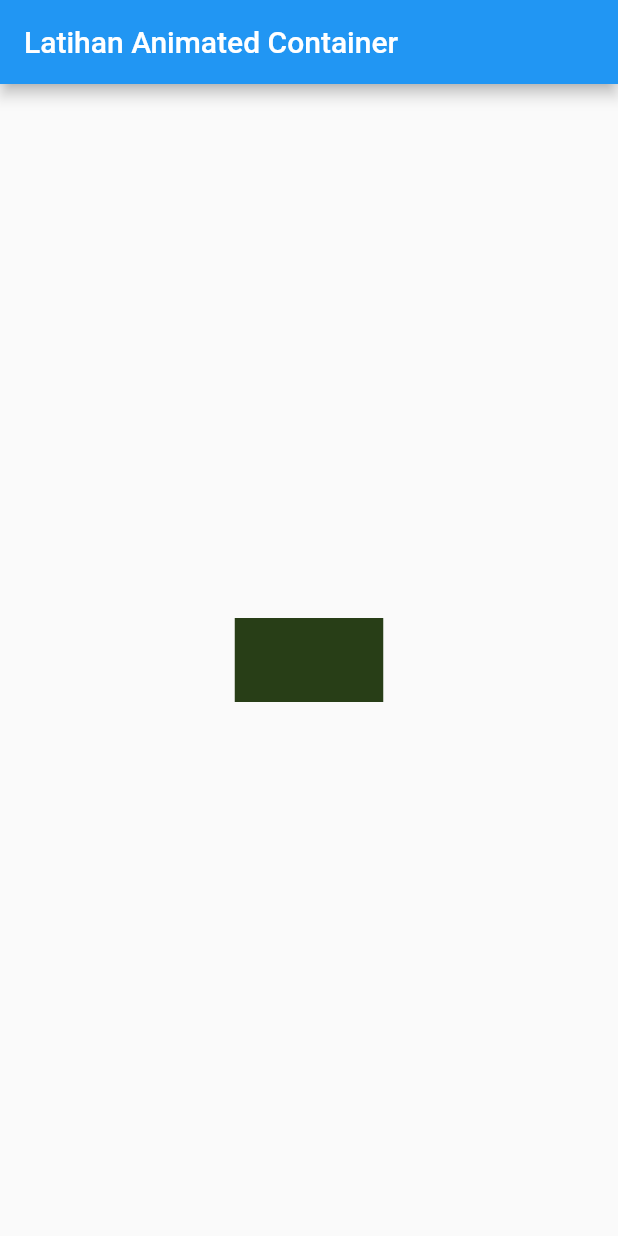
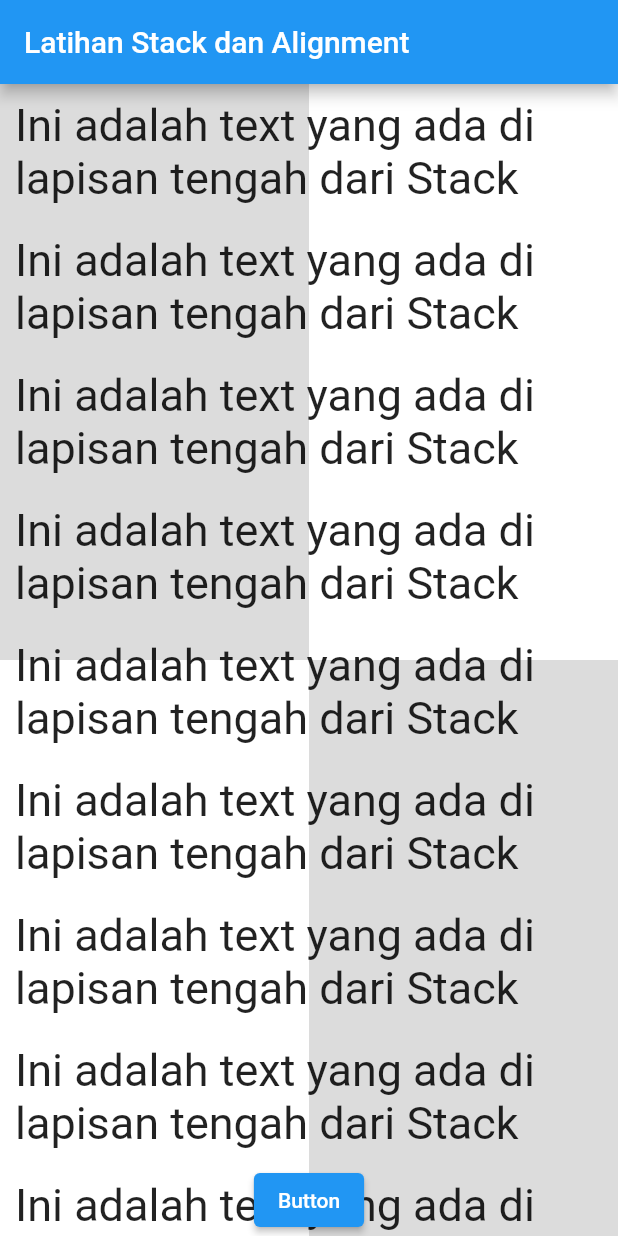
Before and after one commit to lukypurdiono/flutter, a Flutter app: the screen it shows after launch, on a phone screen of 412 x 824 dp. Run offline on Flutter 3.47's test engine with Material 2 defaults, Android fonts, the phone set to English and light mode, and no system bars.

Commit message:
Latihan Stack & Align Widget

```diff
--- a/lib/main.dart
+++ b/lib/main.dart
@@ -1,43 +1,162 @@
-import 'dart:math';
-
 import 'package:flutter/material.dart';
 
 void main() => runApp(MyApp());
 
-class MyApp extends StatefulWidget {
+class MyApp extends StatelessWidget {
   const MyApp({Key? key}) : super(key: key);
 
-  @override
-  _MyAppState createState() => _MyAppState();
-}
-
-class _MyAppState extends State<MyApp> {
-  Random random = Random();
   @override
   Widget build(BuildContext context) {
     return MaterialApp(
       home: Scaffold(
-          appBar: AppBar(
-            title: Text('Latihan Animated Container'),
-          ),
-          body: Center(
-            child: GestureDetector(
-              onTap: () {
-                setState(() {});
-              },
-              child: AnimatedContainer(
-                color: Color.fromARGB(
-                  255,
-                  random.nextInt(255),
-                  random.nextInt(255),
-                  random.nextInt(255),
+        appBar: AppBar(
+          title: Text('Latihan Stack dan Alignment'),
+        ),
+        body: Stack(
+          children: <Widget>[
+            //Background
+            Column(
+              children: <Widget>[
+                Flexible(
+                  flex: 1,
+                  child: Row(
+                    children: <Widget>[
+                      Flexible(
+                        flex: 1,
+                        child: Container(
+                          color: Colors.black12,
+                        ),
+                      ),
+                      Flexible(
+                        flex: 1,
+                        child: Container(
+                          color: Colors.white,
+                        ),
+                      )
+                    ],
+                  ),
                 ),
-                duration: Duration(seconds: 1),
-                width: 50.0 + random.nextInt(100),
-                height: 50.0 + random.nextInt(100),
+                Flexible(
+                  flex: 1,
+                  child: Row(
+                    children: <Widget>[
+                      Flexible(
+                        flex: 1,
+                        child: Container(
+                          color: Colors.white,
+                        ),
+                      ),
+                      Flexible(
+                        flex: 1,
+                        child: Container(
+                          color: Colors.black12,
+                        ),
+                      )
+                    ],
+                  ),
+                ),
+              ],
+            ),
+            //Listview dengan builder
+            ListView(
+              children: <Widget>[
+                Column(
+                  children: <Widget>[
+                    Container(
+                      margin: EdgeInsets.all(10),
+                      child: Text(
+                        "Ini adalah text yang ada di lapisan tengah dari Stack",
+                        style: TextStyle(fontSize: 30),
+                      ),
+                    ),
+                    Container(
+                      margin: EdgeInsets.all(10),
+                      child: Text(
+                        "Ini adalah text yang ada di lapisan tengah dari Stack",
+                        style: TextStyle(fontSize: 30),
+                      ),
+                    ),
+                    Container(
+                      margin: EdgeInsets.all(10),
+                      child: Text(
+                        "Ini adalah text yang ada di lapisan tengah dari Stack",
+                        style: TextStyle(fontSize: 30),
+                      ),
+                    ),
+                    Container(
+                      margin: EdgeInsets.all(10),
+                      child: Text(
+                        "Ini adalah text yang ada di lapisan tengah dari Stack",
+                        style: TextStyle(fontSize: 30),
+                      ),
+                    ),
+                    Container(
+                      margin: EdgeInsets.all(10),
+                      child: Text(
+                        "Ini adalah text yang ada di lapisan tengah dari Stack",
+                        style: TextStyle(fontSize: 30),
+                      ),
+                    ),
+                    Container(
+                      margin: EdgeInsets.all(10),
+                      child: Text(
+                        "Ini adalah text yang ada di lapisan tengah dari Stack",
+                        style: TextStyle(fontSize: 30),
+                      ),
+                    ),
+                    Container(
+                      margin: EdgeInsets.all(10),
+                      child: Text(
+                        "Ini adalah text yang ada di lapisan tengah dari Stack",
+                        style: TextStyle(fontSize: 30),
+                      ),
+                    ),
+                    Container(
+                      margin: EdgeInsets.all(10),
+                      child: Text(
+                        "Ini adalah text yang ada di lapisan tengah dari Stack",
+                        style: TextStyle(fontSize: 30),
+                      ),
+                    ),
+                    Container(
+                      margin: EdgeInsets.all(10),
+                      child: Text(
+                        "Ini adalah text yang ada di lapisan tengah dari Stack",
+                        style: TextStyle(fontSize: 30),
+                      ),
+                    ),
+                    Container(
+                      margin: EdgeInsets.all(10),
+                      child: Text(
+                        "Ini adalah text yang ada di lapisan tengah dari Stack",
+                        style: TextStyle(fontSize: 30),
+                      ),
+                    ),
+                    Container(
+                      margin: EdgeInsets.all(10),
+                      child: Text(
+                        "Ini adalah text yang ada di lapisan tengah dari Stack",
+                        style: TextStyle(fontSize: 30),
+                      ),
+                    ),
+                  ],
+                )
+              ],
+            ),
+            Align(
+              alignment: Alignment.bottomCenter,
+              child: ElevatedButton(
+                onPressed: () {},
+                style: ElevatedButton.styleFrom(
+                  primary: Colors.blue,
+                  onPrimary: Colors.white,
+                ),
+                child: Text('Button'),
               ),
-            ),
-          )),
+            )
+          ],
+        ),
+      ),
     );
   }
 }
```
